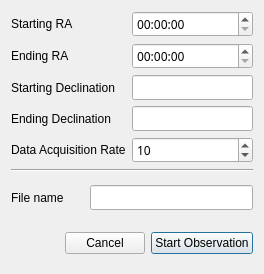
This is layouts/obs.ui in finnjames/threepio as Qt 5 draws it before an edit. The edited form follows.
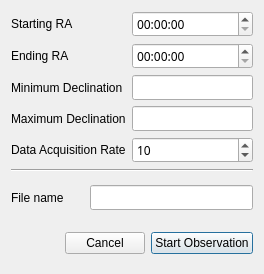
This is the edited form.

Commit message: start/end dec -> min/max dec

What changed in the file:
```diff
--- a/layouts/obs.ui
+++ b/layouts/obs.ui
@@ -53,7 +53,7 @@
    <item row="2" column="1">
     <widget class="QLabel" name="start_dec_label">
      <property name="text">
-      <string>Starting Declination</string>
+      <string>Minimum Declination</string>
      </property>
      <property name="alignment">
       <set>Qt::AlignLeading|Qt::AlignLeft|Qt::AlignVCenter</set>
@@ -63,7 +63,7 @@
    <item row="4" column="1">
     <widget class="QLabel" name="end_dec_label">
      <property name="text">
-      <string>Ending Declination</string>
+      <string>Maximum Declination</string>
      </property>
      <property name="alignment">
       <set>Qt::AlignLeading|Qt::AlignLeft|Qt::AlignVCenter</set>
```
The commit also changes 1 other file.
